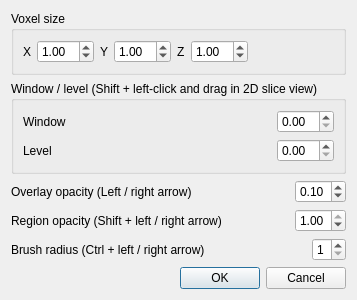
Old version of the form qt/SettingsDialog.ui in the repository RENCI/Segmentor.
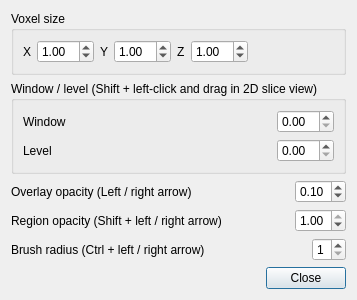
New version of the form.

Commit message: Make settings dialog modeless

The edit to the form file:
```diff
--- a/qt/SettingsDialog.ui
+++ b/qt/SettingsDialog.ui
@@ -349,7 +349,7 @@
       <enum>Qt::Horizontal</enum>
      </property>
      <property name="standardButtons">
-      <set>QDialogButtonBox::Cancel|QDialogButtonBox::Ok</set>
+      <set>QDialogButtonBox::Close</set>
      </property>
     </widget>
    </item>
```
The commit also changes 7 other files.
